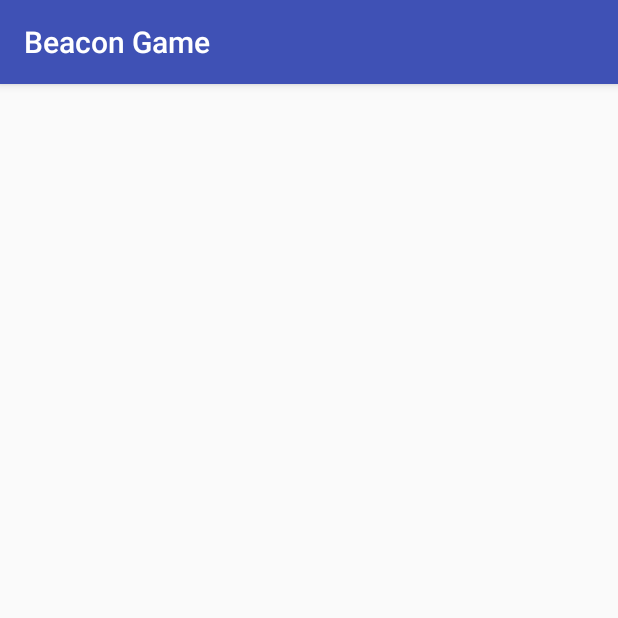
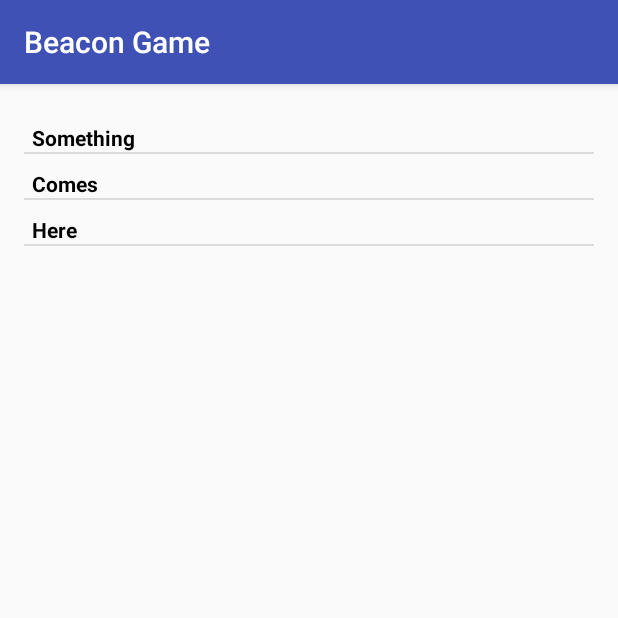
Before and after one commit to 11A11/iBeaconGame, an Android app: the History screen opened directly, with no data from a screen before it, on a phone screen of 412 x 824 dp, the top half of it. Run offline under Robolectric (Android 15) with nearby library versions, the light colour scheme and no system bars.

Commit message:
Activities updated

```diff
--- a/android_app/BeaconGame/app/src/main/AndroidManifest.xml
+++ b/android_app/BeaconGame/app/src/main/AndroidManifest.xml
@@ -19,8 +19,10 @@
                 <category android:name="android.intent.category.LAUNCHER" />
             </intent-filter>
         </activity>
-        <activity android:name=".History" />
-        <activity android:name=".Hints" />
+
+        <activity android:name=".History" >
+        </activity>
+
         <activity android:name=".Rules"></activity>
     </application>
 
--- /dev/null
+++ b/android_app/BeaconGame/app/src/main/java/com/example/therobins/beacongame/CustomList.java
@@ -0,0 +1,39 @@
+package com.example.therobins.beacongame;
+
+import android.app.Activity;
+import android.view.LayoutInflater;
+import android.view.View;
+import android.view.ViewGroup;
+import android.widget.ArrayAdapter;
+import android.widget.TextView;
+
+/**
+ * Created by shikh on 10-12-2016.
+ */
+
+public class CustomList extends ArrayAdapter<String>{
+
+    private final Activity context;
+    private final String []s1;
+
+    public CustomList(Activity context, String []s1)
+    {
+        super(context, R.layout.list, s1);
+        this.context = context;
+        this.s1 = s1;
+    }
+
+    @Override
+    public View getView(int position, View view, ViewGroup parent)
+    {
+        LayoutInflater inflater = context.getLayoutInflater();
+        View rowView = inflater.inflate(R.layout.list, null, true);
+
+        TextView txtTitle = (TextView)rowView.findViewById(R.id.history_text1);
+
+        txtTitle.setText(s1[position]);
+
+        return rowView;
+    }
+
+}
--- a/android_app/BeaconGame/app/src/main/java/com/example/therobins/beacongame/History.java
+++ b/android_app/BeaconGame/app/src/main/java/com/example/therobins/beacongame/History.java
@@ -2,12 +2,20 @@ package com.example.therobins.beacongame;
 
 import android.support.v7.app.AppCompatActivity;
 import android.os.Bundle;
+import android.widget.ListView;
 
 public class History extends AppCompatActivity {
+
+    ListView listView;
+    String []levels = new String[]{"Something", "Comes", "Here"};
 
     @Override
     protected void onCreate(Bundle savedInstanceState) {
         super.onCreate(savedInstanceState);
         setContentView(R.layout.activity_history);
+
+        listView = (ListView)findViewById(R.id.history_listView);
+        CustomList adapter = new CustomList(this, levels);
+        listView.setAdapter(adapter);
     }
 }
--- a/android_app/BeaconGame/app/src/main/java/com/example/therobins/beacongame/Home.java
+++ b/android_app/BeaconGame/app/src/main/java/com/example/therobins/beacongame/Home.java
@@ -86,11 +86,6 @@ public class Home extends AppCompatActivity
             startActivity(intent);
         }
 
-        else if (id == R.id.nav_gallery) {
-            Intent intent = new Intent(this, Hints.class);
-            startActivity(intent);
-        }
-
         else if (id == R.id.nav_slideshow) {
             Intent intent = new Intent(this, Rules.class);
             startActivity(intent);
--- a/android_app/BeaconGame/app/src/main/java/com/example/therobins/beacongame/Rules.java
+++ b/android_app/BeaconGame/app/src/main/java/com/example/therobins/beacongame/Rules.java
@@ -2,12 +2,18 @@ package com.example.therobins.beacongame;
 
 import android.support.v7.app.AppCompatActivity;
 import android.os.Bundle;
+import android.widget.TextView;
 
 public class Rules extends AppCompatActivity {
+
+    TextView text1;
 
     @Override
     protected void onCreate(Bundle savedInstanceState) {
         super.onCreate(savedInstanceState);
         setContentView(R.layout.activity_rules);
+
+        text1 = (TextView)findViewById(R.id.textView1);
+        text1.setText("Rules : \n 1. Something you need to do" + "\n 2. Another rule");
     }
 }
--- a/android_app/BeaconGame/app/src/main/res/layout/activity_history.xml
+++ b/android_app/BeaconGame/app/src/main/res/layout/activity_history.xml
@@ -10,4 +10,12 @@
     android:paddingTop="@dimen/activity_vertical_margin"
     tools:context="com.example.therobins.beacongame.History">
 
+    <ListView
+        android:layout_width="match_parent"
+        android:layout_height="match_parent"
+        android:id="@+id/history_listView"
+        >
+
+    </ListView>
+
 </RelativeLayout>
--- /dev/null
+++ b/android_app/BeaconGame/app/src/main/res/layout/list.xml
@@ -0,0 +1,20 @@
+<?xml version="1.0" encoding="utf-8"?>
+<TableLayout xmlns:android="http://schemas.android.com/apk/res/android"
+    android:orientation="vertical" android:layout_width="match_parent"
+    android:layout_height="match_parent">
+    <TableRow>
+
+        <TextView
+            android:layout_width="match_parent"
+            android:layout_height="wrap_content"
+            android:id="@+id/history_text1"
+            android:paddingTop="10dp"
+            android:paddingLeft="5dp"
+            android:paddingRight="5dp"
+            android:textStyle="bold"
+            android:textColor="#000"
+            />
+
+    </TableRow>
+
+</TableLayout>
--- a/android_app/BeaconGame/app/src/main/res/menu/activity_home_drawer.xml
+++ b/android_app/BeaconGame/app/src/main/res/menu/activity_home_drawer.xml
@@ -7,10 +7,6 @@
             android:icon="@drawable/ic_menu_camera"
             android:title="History" />
         <item
-            android:id="@+id/nav_gallery"
-            android:icon="@drawable/ic_menu_gallery"
-            android:title="Hints" />
-        <item
             android:id="@+id/nav_slideshow"
             android:icon="@drawable/ic_menu_slideshow"
             android:title="Rules" />
```
Also changed, not shown: android_app/BeaconGame/app/src/main/java/com/example/therobins/beacongame/Hints.java (deleted, +0 -13 lines), android_app/BeaconGame/app/src/main/res/layout/activity_hints.xml (deleted, +0 -13 lines), android_app/BeaconGame/app/src/main/res/layout/activity_rules.xml (+7 -0 lines).
